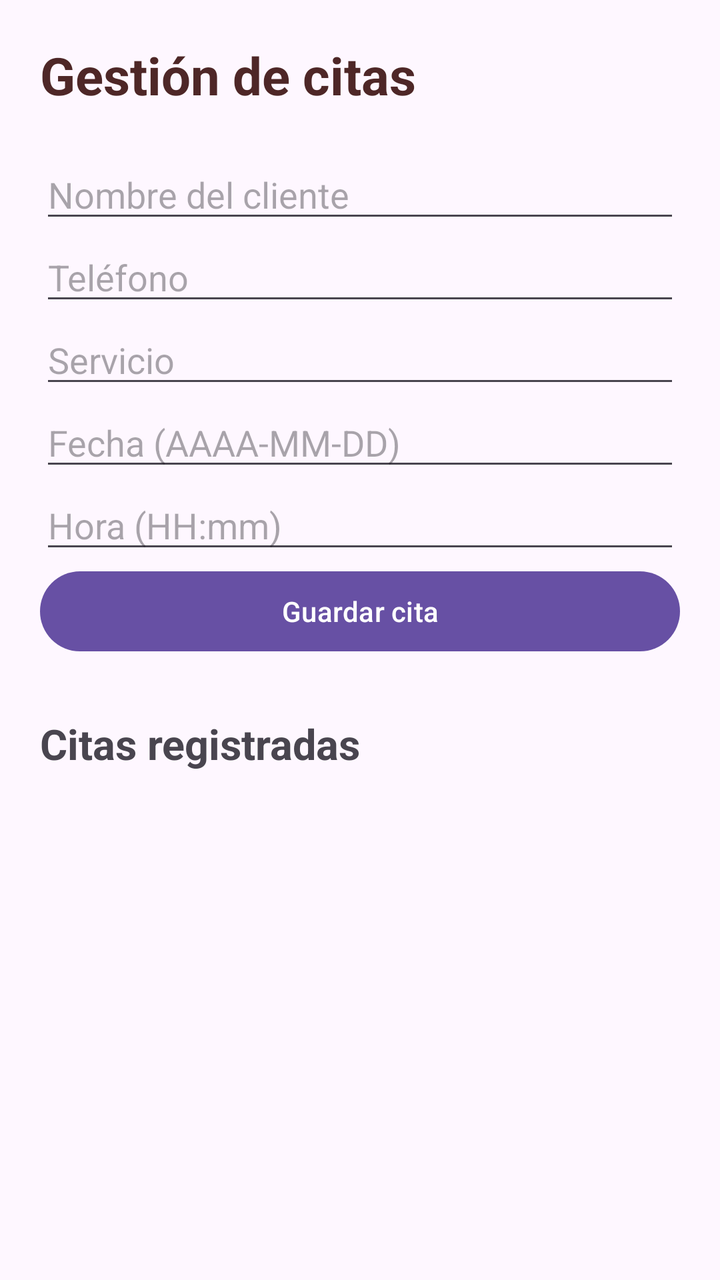
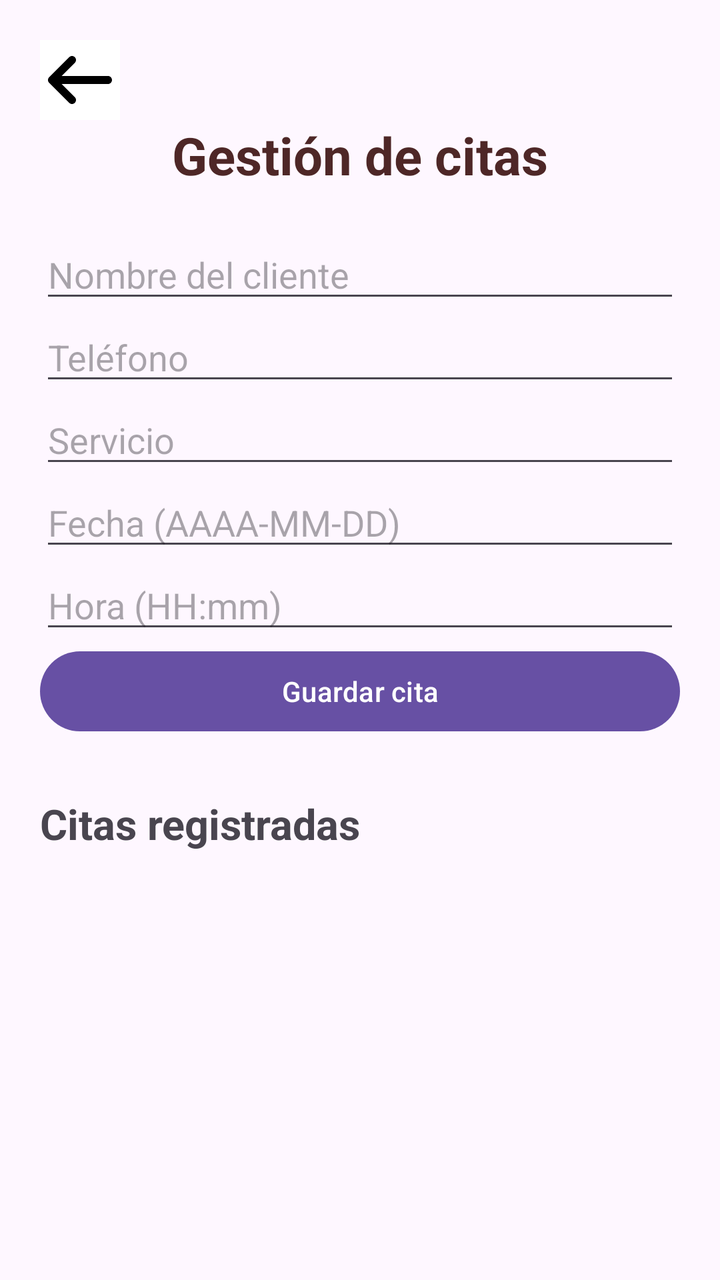

An Android layout rendered at two revisions. The XML below is the earlier revision; the diff shows what the commit changed to produce the second picture.
<!-- AndroidManifest.xml: application theme Theme.Parcial2dam -->
<!-- res/layout/activity_appointments.xml -->
<?xml version="1.0" encoding="utf-8"?>
<ScrollView xmlns:android="http://schemas.android.com/apk/res/android"
    android:layout_width="match_parent"
    android:layout_height="match_parent"
    android:fillViewport="true">

    <LinearLayout
        android:layout_width="match_parent"
        android:layout_height="wrap_content"
        android:orientation="vertical"
        android:padding="20dp">

        <TextView
            android:layout_width="match_parent"
            android:layout_height="wrap_content"
            android:text="@string/titulo_gestion_citas"
            android:textColor="#4E2727"
            android:textSize="26sp"
            android:textStyle="bold"
            android:layout_marginBottom="20dp" />

        <EditText
            android:id="@+id/edtCliente"
            android:layout_width="match_parent"
            android:layout_height="wrap_content"
            android:hint="Nombre del cliente"
            android:inputType="textPersonName" />

        <EditText
            android:id="@+id/edtTelefono"
            android:layout_width="match_parent"
            android:layout_height="wrap_content"
            android:hint="Teléfono"
            android:inputType="phone" />

        <EditText
            android:id="@+id/edtServicio"
            android:layout_width="match_parent"
            android:layout_height="wrap_content"
            android:hint="Servicio"
            android:inputType="textCapSentences" />

        <EditText
            android:id="@+id/edtFecha"
            android:layout_width="match_parent"
            android:layout_height="wrap_content"
            android:hint="Fecha (AAAA-MM-DD)"
            android:inputType="date" />

        <EditText
            android:id="@+id/edtHora"
            android:layout_width="match_parent"
            android:layout_height="wrap_content"
            android:hint="Hora (HH:mm)"
            android:inputType="time" />

        <Button
            android:id="@+id/btnGuardarCita"
            android:layout_width="match_parent"
            android:layout_height="wrap_content"
            android:text="Guardar cita"
            android:textAllCaps="false" />

        <Button
            android:id="@+id/btnCancelarEdicion"
            android:layout_width="match_parent"
            android:layout_height="wrap_content"
            android:text="Cancelar edición"
            android:textAllCaps="false"
            android:visibility="gone" />

        <TextView
            android:layout_width="match_parent"
            android:layout_height="wrap_content"
            android:layout_marginTop="28dp"
            android:layout_marginBottom="12dp"
            android:text="Citas registradas"
            android:textSize="21sp"
            android:textStyle="bold" />

        <LinearLayout
            android:id="@+id/layoutCitas"
            android:layout_width="match_parent"
            android:layout_height="wrap_content"
            android:orientation="vertical" />

    </LinearLayout>
</ScrollView>
<!-- resources referenced by this layout -->
<resources>
  <string name="titulo_gestion_citas">Gestión de citas</string>
  <style name="Theme.Parcial2dam" parent="Base.Theme.Parcial2dam" />
  <style name="Base.Theme.Parcial2dam" parent="Theme.Material3.DayNight.NoActionBar">
          
          
      </style>
</resources>

<!-- the commit's change to res/layout/activity_appointments.xml (unified diff, before → after) -->
@@ -10,10 +10,18 @@
         android:orientation="vertical"
         android:padding="20dp">
 
+        <ImageButton
+            android:id="@+id/btnRegresar"
+            android:layout_width="wrap_content"
+            android:layout_height="wrap_content"
+            android:background="#FFFFFFFF"
+            android:src="@drawable/arrow_left_solid_full"/>
+
         <TextView
             android:layout_width="match_parent"
             android:layout_height="wrap_content"
             android:text="@string/titulo_gestion_citas"
+            android:textAlignment="center"
             android:textColor="#4E2727"
             android:textSize="26sp"
             android:textStyle="bold"
<!-- resource entries referenced after the edit -->
@@ -1,5 +1,11 @@
 <!-- resources referenced by this layout -->
 <resources>
+  <!-- drawable arrow_left_solid_full (drawable) -->
+  <vector xmlns:android="http://schemas.android.com/apk/res/android" android:height="40dp" android:viewportHeight="640" android:viewportWidth="640" android:width="40dp">
+        
+      <path android:fillColor="#FF000000" android:pathData="M73.4,297.4C60.9,309.9 60.9,330.2 73.4,342.7L233.4,502.7C245.9,515.2 266.2,515.2 278.7,502.7C291.2,490.2 291.2,469.9 278.7,457.4L173.3,352L544,352C561.7,352 576,337.7 576,320C576,302.3 561.7,288 544,288L173.3,288L278.7,182.6C291.2,170.1 291.2,149.8 278.7,137.3C266.2,124.8 245.9,124.8 233.4,137.3L73.4,297.3z"/>
+      
+  </vector>
   <string name="titulo_gestion_citas">Gestión de citas</string>
   <style name="Theme.Parcial2dam" parent="Base.Theme.Parcial2dam" />
   <style name="Base.Theme.Parcial2dam" parent="Theme.Material3.DayNight.NoActionBar">
